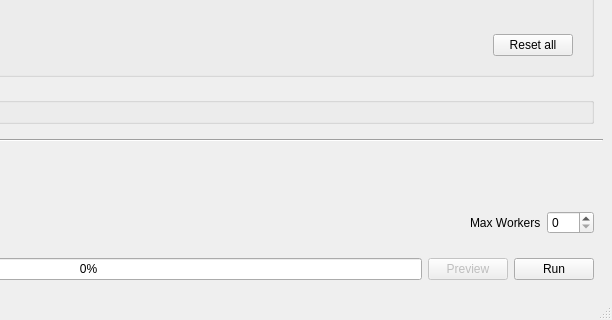
This is gui.ui in HakaiInstitute/GlintMaskGenerator as Qt 5 draws it before an edit; both pictures show x 263 to 875 and y 295 to 615 of the 875 by 615 pixel window. The edited form follows.
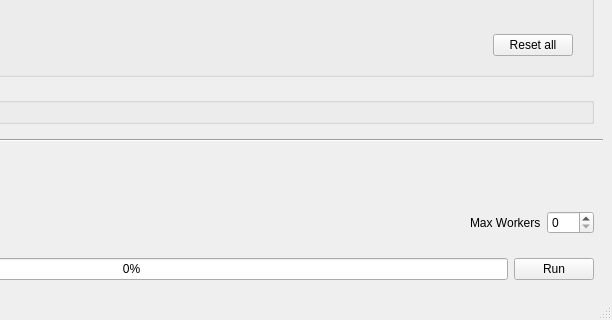
This is the edited form. Custom widgets are drawn as their Qt base class.

Commit message: Remove unused preview button

Patch:
```diff
--- a/gui.ui
+++ b/gui.ui
@@ -422,16 +422,6 @@
          </property>
         </widget>
        </item>
-       <item>
-        <widget class="QPushButton" name="preview_btn">
-         <property name="enabled">
-          <bool>false</bool>
-         </property>
-         <property name="text">
-          <string>Preview</string>
-         </property>
-        </widget>
-       </item>
        <item>
         <widget class="QPushButton" name="run_btn">
          <property name="text">
```
Left out of the diff: 17 changed lines with no effect on the pictures. The commit also changes 1 other file.
